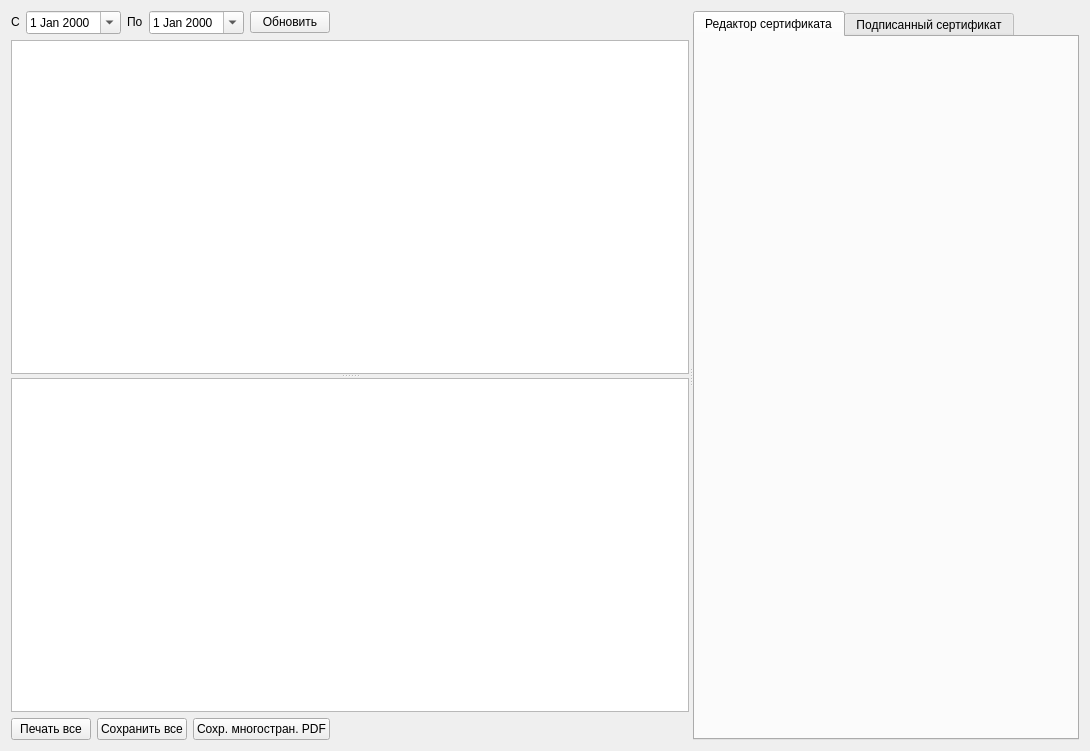
This is formship.ui in Sergeyego/el_sert as Qt 5 draws it before an edit. The edited form follows.
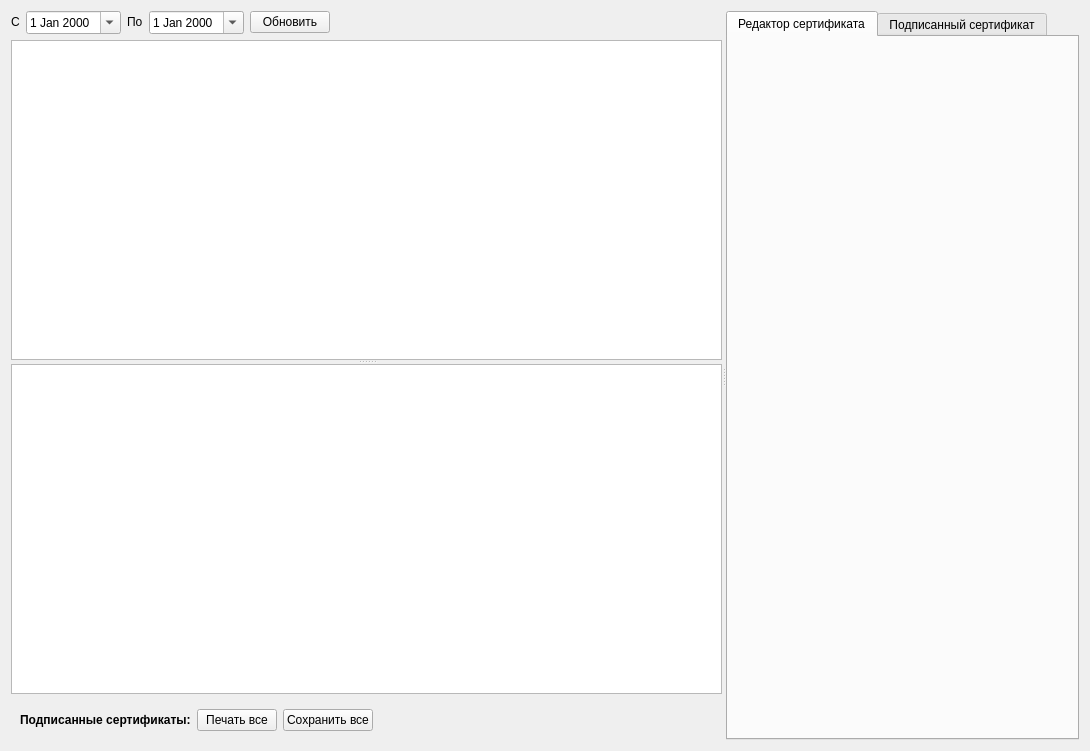
This is the edited form. The open tabs and pages were chosen to show the change. Custom widgets are drawn as their Qt base class.

Patch:
```diff
--- a/formship.ui
+++ b/formship.ui
@@ -120,6 +120,19 @@
          </widget>
         </item>
         <item>
+         <widget class="QStackedWidget" name="stackedWidget">
+          <property name="sizePolicy">
+           <sizepolicy hsizetype="Preferred" vsizetype="Maximum">
+            <horstretch>0</horstretch>
+            <verstretch>0</verstretch>
+           </sizepolicy>
+          </property>
+          <property name="currentIndex">
+           <number>0</number>
+          </property>
+          <widget class="QWidget" name="page_1">
+           <layout class="QVBoxLayout" name="verticalLayout_5">
+            <item>
          <layout class="QHBoxLayout" name="horizontalLayout_2">
           <item>
            <widget class="QPushButton" name="cmdPrintAll">
@@ -136,9 +149,12 @@
            </widget>
           </item>
           <item>
-           <widget class="QPushButton" name="cmdMultipagePdf">
+               <widget class="QPushButton" name="cmdDsAll">
+                <property name="enabled">
+                 <bool>false</bool>
+                </property>
             <property name="text">
-             <string>Сохр. многостран. PDF</string>
+                 <string>Подписать все</string>
             </property>
            </widget>
           </item>
@@ -156,6 +172,57 @@
            </spacer>
           </item>
          </layout>
+            </item>
+           </layout>
+          </widget>
+          <widget class="QWidget" name="page_2">
+           <layout class="QVBoxLayout" name="verticalLayout_6">
+            <item>
+             <layout class="QHBoxLayout" name="horizontalLayout_4">
+              <item>
+               <widget class="QLabel" name="label_4">
+                <property name="font">
+                 <font>
+                  <bold>true</bold>
+                 </font>
+                </property>
+                <property name="text">
+                 <string>Подписанные сертификаты:</string>
+                </property>
+               </widget>
+              </item>
+              <item>
+               <widget class="QPushButton" name="pushButtonPrintDsAll">
+                <property name="text">
+                 <string>Печать все</string>
+                </property>
+               </widget>
+              </item>
+              <item>
+               <widget class="QPushButton" name="pushButtonSaveDsAll">
+                <property name="text">
+                 <string>Сохранить все</string>
+                </property>
+               </widget>
+              </item>
+              <item>
+               <spacer name="horizontalSpacer_2">
+                <property name="orientation">
+                 <enum>Qt::Horizontal</enum>
+                </property>
+                <property name="sizeHint" stdset="0">
+                 <size>
+                  <width>40</width>
+                  <height>20</height>
+                 </size>
+                </property>
+               </spacer>
+              </item>
+             </layout>
+            </item>
+           </layout>
+          </widget>
+         </widget>
         </item>
        </layout>
       </widget>
```
Left out of the diff: 15 changed lines with no effect on the pictures. Lines whose indentation alone changed are shown as unchanged.
